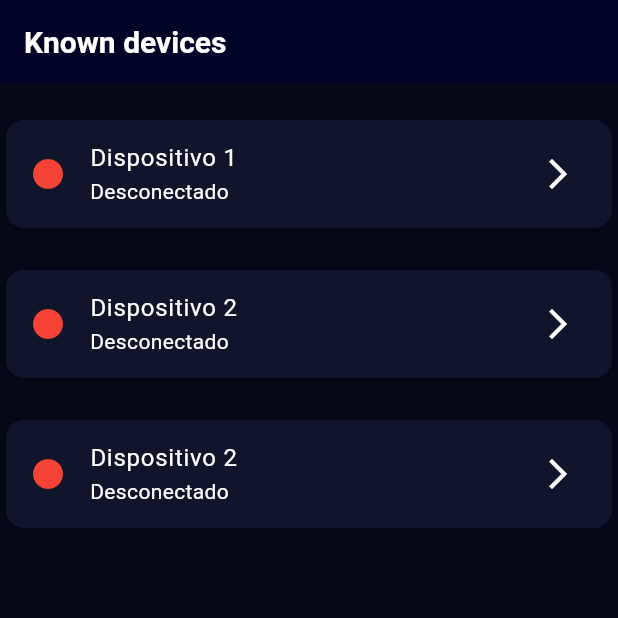
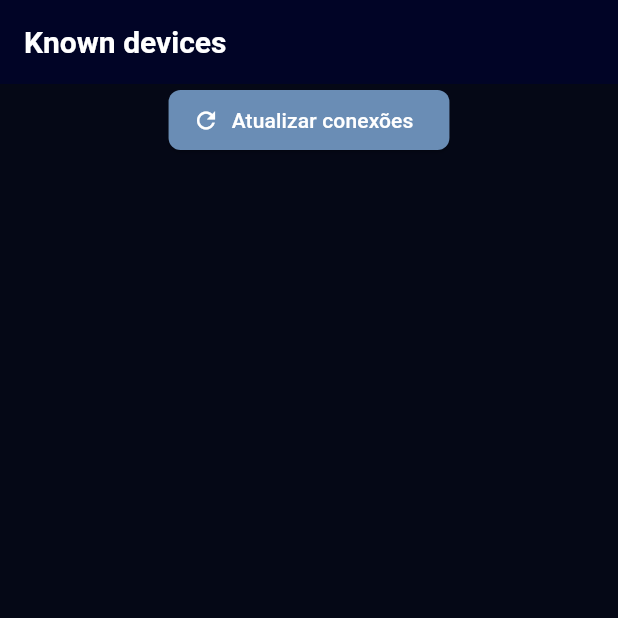
Before and after one commit to GabrielComim/virtualDisplay, a Flutter app: the screen it shows after launch, on a phone screen of 412 x 824 dp, the top half of it. Run offline on Flutter 3.47's test engine with Material 3 defaults, Android fonts, the phone set to English and light mode, and no system bars; missing offline and left inert: mqtt_client.

Commit message:
atualização em andamento da comunicação.

```diff
--- a/lib/l10n/app_localizations.dart
+++ b/lib/l10n/app_localizations.dart
@@ -118,6 +118,12 @@ abstract class AppLocalizations {
   /// In pt, this message translates to:
   /// **'Conectado com sucesso'**
   String get successConnection;
+
+  /// No description provided for @labelIconRefresh.
+  ///
+  /// In pt, this message translates to:
+  /// **'Atualizar conexões'**
+  String get labelIconRefresh;
 
   /// No description provided for @speed.
   ///
--- a/lib/l10n/app_localizations_en.dart
+++ b/lib/l10n/app_localizations_en.dart
@@ -19,6 +19,9 @@ class AppLocalizationsEn extends AppLocalizations {
 
   @override
   String get successConnection => 'Conectado com sucesso';
+
+  @override
+  String get labelIconRefresh => 'Atualizar conexões';
 
   @override
   String get speed => 'Velocidade';
--- a/lib/l10n/app_localizations_pt.dart
+++ b/lib/l10n/app_localizations_pt.dart
@@ -19,6 +19,9 @@ class AppLocalizationsPt extends AppLocalizations {
 
   @override
   String get successConnection => 'Conectado com sucesso';
+
+  @override
+  String get labelIconRefresh => 'Atualizar conexões';
 
   @override
   String get speed => 'Velocidade';
--- a/lib/l10n/app_pt.arb
+++ b/lib/l10n/app_pt.arb
@@ -9,6 +9,9 @@
   "@ScaffoldMessenger": {"description": "STRINGS USADAS NO ScaffoldMessenger"},
   "failConnectionMqtt": "Falha ao conectar ao broker MQTT",
   "successConnection": "Conectado com sucesso",
+
+  "@devices_screen": {"description": "STRINGS USADAS NO devices_screen"},
+  "labelIconRefresh": "Atualizar conexões",
 
   "@cardDashboardNumeric": {"description": "STRINGS USADAS NO cardDashboardNumeric"},
   "speed": "Velocidade",
--- /dev/null
+++ b/lib/models/device_info.dart
@@ -0,0 +1,9 @@
+class DeviceInfo {
+  final String deviceName;
+  final bool online;
+
+  DeviceInfo({
+    required this.deviceName,
+    required this.online,
+  });
+}
--- a/lib/screens/devices_screen.dart
+++ b/lib/screens/devices_screen.dart
@@ -1,5 +1,11 @@
 import 'package:flutter/material.dart';
 import 'package:virtual_display/l10n/app_localizations.dart';
+import 'package:virtual_display/models/device_info.dart';
+import 'package:virtual_display/services/mqtt/mqtt_connection.dart';
+import 'package:virtual_display/services/mqtt/mqtt_message_processor.dart';
+import 'package:virtual_display/services/mqtt/mqtt_publish.dart';
+import 'package:virtual_display/services/mqtt/mqtt_services.dart';
+import 'package:virtual_display/services/mqtt/topic_manager.dart';
 import 'package:virtual_display/theme/widgets/app_bar_title_custom.dart';
 import 'package:virtual_display/theme/widgets/decoration_init_screen.dart';
 import 'package:virtual_display/widgets/cards/cards_devices.dart';
@@ -12,23 +18,73 @@ class DevicesScreen extends StatefulWidget {
 }
 
 class _DevicesScreenState extends State<DevicesScreen> {
+  final MqttServices mqttServices = MqttServices();
+  bool deviceStatus = false;
+  // Lista de dispositivos detectados pelo app
+  List<DeviceInfo> devices = [];
+
+  Future<void> _connectMqtt() async {
+    // Tenta se conectar ao ligar o aplicativo
+    final connected = await mqttConnection(mqttServices);
+    if (connected) {
+      // Faz o processamento da mensagem recebida
+    mqttServices.onMessageReceived = MqttMessageProcessor().process;
+    // Increve-se nos tópicos necessários
+    topicsInitialization(mqttServices);
+      // Solicita as configurações
+      MqttPublish(mqttServices).requestDeviceName();
+      setState(() {
+        deviceStatus = true;
+      });
+    }
+  }
+
+  @override
+  void initState() {
+    super.initState();
+    _connectMqtt();
+  }
+
   @override
   Widget build(BuildContext context) {
     return Container(
       decoration: decorationInitScreen(),
       child: Scaffold(
         appBar: AppBar(
-          title: AppBarTitleCustom(textScreen: AppLocalizations.of(context)!.devicesKnown),
+          title: AppBarTitleCustom(
+            textScreen: AppLocalizations.of(context)!.devicesKnown,
+          ),
         ),
         body: Column(
           children: [
-            SizedBox(height: 20), // Espaçamento entre o AppBar e o primeiro card
-            CardsDevices(deviceName: 'Dispositivo 1', deviceStatus: 'Desconectado'),
-            SizedBox(height: 20),
-            CardsDevices(deviceName: 'Dispositivo 2', deviceStatus: 'Desconectado'),
-            SizedBox(height: 20),
-            CardsDevices(deviceName: 'Dispositivo 2', deviceStatus: 'Desconectado'),
-            SizedBox(height: 20),],
+            // Botão para nova conexão
+            ElevatedButton.icon(
+              icon: Icon(Icons.refresh),
+              label: Text(AppLocalizations.of(context)!.labelIconRefresh),
+              onPressed: () {
+                _connectMqtt();
+              },
+            ),
+            // Cria os cards conforme detecta dispositivos conectados
+            Expanded(
+              child: ListView.builder(
+                itemCount: devices.length,
+                itemBuilder: (context, index) {
+                  final deviceInfo = devices[index];
+
+                  return Column(
+                    children: [
+                      CardsDevices(
+                        deviceName: deviceInfo.device,
+                        deviceStatus: deviceInfo.online,
+                      ),
+                      SizedBox(height: 20),
+                    ],
+                  );
+                },
+              ),
+            ),
+          ],
         ),
       ),
     );
--- a/lib/screens/main_screen.dart
+++ b/lib/screens/main_screen.dart
@@ -5,10 +5,8 @@
 import 'package:flutter/material.dart';
 import 'package:flutter_staggered_grid_view/flutter_staggered_grid_view.dart';
 import 'package:virtual_display/l10n/app_localizations.dart';
-import 'package:virtual_display/services/mqtt/mqtt_message_processor.dart';
 import 'package:virtual_display/services/mqtt/mqtt_publish.dart';
 import 'package:virtual_display/services/mqtt/mqtt_services.dart';
-import 'package:virtual_display/services/mqtt/topic_manager.dart';
 import 'package:virtual_display/theme/colors.dart';
 import 'package:virtual_display/theme/widgets/app_bar_title_custom.dart';
 import 'package:virtual_display/theme/widgets/decoration_init_screen.dart';
@@ -71,10 +69,6 @@ class _MainScreenState extends State<MainScreen> {
       ),
     );
 
-    // Faz o processamento da mensagem recebida
-    mqttService.onMessageReceived = MqttMessageProcessor().process;
-    // Increve-se nos tópicos necessários
-    topicsInitialization(mqttService);
     // Envia requisição das configurações iniciais
     MqttPublish(mqttService).requestConfig();
   }
--- a/lib/services/mqtt/mqtt_publish.dart
+++ b/lib/services/mqtt/mqtt_publish.dart
@@ -10,9 +10,13 @@ class MqttPublish {
   // construtor
   MqttPublish(this.mqttService);
 
+  // Solicita nome do dispositivo
+  void requestDeviceName() {
+    mqttService.publish(Constants.mqttTopicRequestDevice, jsonEncode({'command': 'getDeviceName'}));
+  }
   // Solicita a configuração inicial ao dispositivo
   void requestConfig() {
-    mqttService.publish(Constants.mqttTopicTest, jsonEncode({'command': 'getConfig'}));
+    mqttService.publish(Constants.mqttTopicConfig, jsonEncode({'command': 'getConfig'}));
   }
 
   // Confirma que recebeu a configuração inicial
--- a/lib/services/mqtt/topic_manager.dart
+++ b/lib/services/mqtt/topic_manager.dart
@@ -7,4 +7,5 @@ void topicsInitialization(MqttServices mqttService) {
   mqttService.subscribe(Constants.mqttTopicRequestConfig);
   mqttService.subscribe(Constants.mqttTopicConfigAck);
   mqttService.subscribe(Constants.mqttTopicData);
+  mqttService.subscribe(Constants.mqttTopicResponseDevice);
 }
--- a/lib/utils/constants.dart
+++ b/lib/utils/constants.dart
@@ -67,6 +67,8 @@ class Constants {
   static const String mqttCredentialsPassword = "Virtual_display0@";
 
   // Tópicos MQTT
+  static const String mqttTopicRequestDevice = 'virtualDisplay/request_device';
+  static const String mqttTopicResponseDevice = 'virtualDisplay/response_device';
   static const String mqttTopicTest = 'virtualDisplay/test';
   static const String mqttTopicData = 'virtualDisplay/data';
   static const String mqttTopicConfig = 'virtualDisplay/config';
@@ -78,4 +80,6 @@ class Constants {
   static const String topicData = '/data';
   static const String topicRequestConfig = '/request_config';
   static const String topicConfigAck = '/config_ack';
+  static const String topicRequestDevice = '/request_device';
+  static const String topicResponseDevice = '/response_device';
 }
--- /dev/null
+++ b/lib/viewModel/devices_viewmodel.dart
@@ -0,0 +1,11 @@
+import 'package:flutter/material.dart';
+import 'package:virtual_display/models/device_info.dart';
+
+class DevicesViewModel extends ChangeNotifier{
+  final List<DeviceInfo> devices = [];
+
+  void addDevice(DeviceInfo device) {
+    devices.add(device);
+    notifyListeners();
+  }
+}
```
Also changed, not shown: lib/services/mqtt/mqtt_message_processor.dart (+21 -4 lines), lib/widgets/cards/cards_devices.dart (+31 -5 lines).
